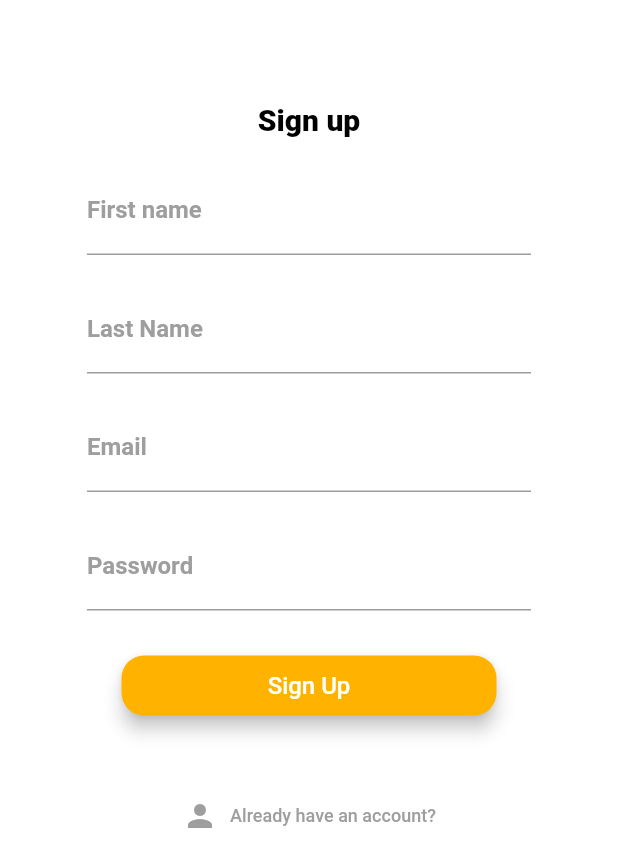
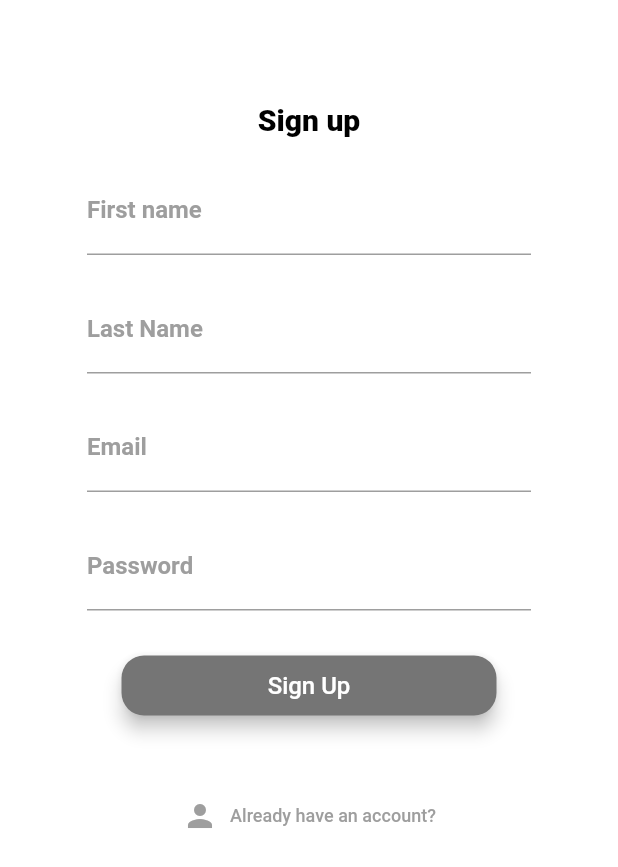
Before and after one commit to ChristineWasike/startuphack, a Flutter app: the screen it shows after launch, after a tap on "Sign In", after a tap on "Create an account", on a phone screen of 412 x 824 dp. Shown: the top 867 px of the screen. Run offline on Flutter 3.47's test engine with Material 2 defaults, Android fonts, the phone set to English and light mode, and no system bars; our stand-ins replace flutter_map, flutter_signin_button, flutter_spinkit, latlong2.

Commit message:
Updated the monochromatic color palette

```diff
--- a/lib/screens/authentication/register.dart
+++ b/lib/screens/authentication/register.dart
@@ -35,8 +35,8 @@ class _RegisterState extends State<Register> {
                 crossAxisAlignment: CrossAxisAlignment.center,
                 children: [
                   Container(
-                    padding:
-                        const EdgeInsets.symmetric(vertical: 20.0, horizontal: 50.0),
+                    padding: const EdgeInsets.symmetric(
+                        vertical: 20.0, horizontal: 50.0),
                     child: Form(
                       key: _formKey,
                       child: Column(
@@ -57,7 +57,7 @@ class _RegisterState extends State<Register> {
                               ),
                               focusedBorder: UnderlineInputBorder(
                                 borderSide:
-                                    BorderSide(color: Colors.amber[700]!),
+                                    BorderSide(color: Colors.grey[700]!),
                               ),
                             ),
                             validator: (val) =>
@@ -76,7 +76,7 @@ class _RegisterState extends State<Register> {
                               ),
                               focusedBorder: UnderlineInputBorder(
                                 borderSide:
-                                    BorderSide(color: Colors.amber[700]!),
+                                    BorderSide(color: Colors.grey[700]!),
                               ),
                             ),
                             validator: (val) =>
@@ -95,7 +95,7 @@ class _RegisterState extends State<Register> {
                               ),
                               focusedBorder: UnderlineInputBorder(
                                 borderSide:
-                                    BorderSide(color: Colors.amber[700]!),
+                                    BorderSide(color: Colors.grey[700]!),
                               ),
                             ),
                             validator: (val) =>
@@ -115,7 +115,7 @@ class _RegisterState extends State<Register> {
                               ),
                               focusedBorder: UnderlineInputBorder(
                                 borderSide:
-                                    BorderSide(color: Colors.amber[700]!),
+                                    BorderSide(color: Colors.grey[700]!),
                               ),
                             ),
                             validator: (val) => val!.length < 6
@@ -131,7 +131,7 @@ class _RegisterState extends State<Register> {
                             height: 40,
                             child: RaisedButton(
                                 textColor: Colors.white,
-                                color: Colors.amber[600],
+                                color: Colors.grey[600],
                                 padding: const EdgeInsets.all(0.0),
                                 elevation: 5.0,
                                 shape: RoundedRectangleBorder(
@@ -153,8 +153,8 @@ class _RegisterState extends State<Register> {
                           ),
                           const SizedBox(height: 12.0),
                           Text(error,
-                              style:
-                                  const TextStyle(color: Colors.red, fontSize: 14.0)),
+                              style: const TextStyle(
+                                  color: Colors.red, fontSize: 14.0)),
                           const SizedBox(height: 15.0),
                           TextButton.icon(
                             icon: const Icon(
--- a/lib/screens/authentication/signin.dart
+++ b/lib/screens/authentication/signin.dart
@@ -2,6 +2,7 @@ import 'package:flutter/material.dart';
 import 'package:startuphack/main.dart';
 // import 'package:save/screens/authenticate/pin/enter_pin.dart';
 // import 'package:save/services/auth.dart';
+import 'package:flutter_signin_button/flutter_signin_button.dart';
 import 'package:startuphack/shared/loading.dart';
 
 class SignIn extends StatefulWidget {
@@ -52,7 +53,7 @@ class _SignInState extends State<SignIn> {
                               color: Colors.grey,
                             ),
                             focusedBorder: UnderlineInputBorder(
-                              borderSide: BorderSide(color: Colors.amber[700]!),
+                              borderSide: BorderSide(color: Colors.grey[700]!),
                             ),
                           ),
                           validator: (val) =>
@@ -71,7 +72,7 @@ class _SignInState extends State<SignIn> {
                               color: Colors.grey,
                             ),
                             focusedBorder: UnderlineInputBorder(
-                              borderSide: BorderSide(color: Colors.amber[700]!),
+                              borderSide: BorderSide(color: Colors.grey[700]!),
                             ),
                           ),
                           validator: (val) => val!.length < 6
@@ -87,7 +88,7 @@ class _SignInState extends State<SignIn> {
                           height: 40,
                           child: RaisedButton(
                               textColor: Colors.white,
-                              color: Colors.amber[600],
+                              color: Colors.grey[600],
                               padding: const EdgeInsets.all(0.0),
                               elevation: 5.0,
                               shape: RoundedRectangleBorder(
@@ -107,13 +108,29 @@ class _SignInState extends State<SignIn> {
                                 Navigator.push(
                                     context,
                                     MaterialPageRoute(
-                                        builder: (context) => const MyHomePage()));
+                                        builder: (context) =>
+                                            const MyHomePage()));
                               }),
                         ),
                         const SizedBox(height: 12.0),
                         Text(error,
                             style: const TextStyle(
                                 color: Colors.red, fontSize: 14.0)),
+                        const SizedBox(height: 10.0),
+                        SignInButton(
+                          Buttons.Google,
+                          onPressed: () {},
+                        ),
+                        const SizedBox(height: 5.0),
+                        SignInButton(
+                          Buttons.Apple,
+                          onPressed: () {},
+                        ),
+                        const SizedBox(height: 5.0),
+                        SignInButton(
+                          Buttons.Facebook,
+                          onPressed: () {},
+                        ),
                         const SizedBox(height: 20.0),
                         TextButton.icon(
                           icon: const Icon(
--- a/lib/shared/loading.dart
+++ b/lib/shared/loading.dart
@@ -5,10 +5,10 @@ class Loading extends StatelessWidget {
   @override
   Widget build(BuildContext context) {
     return Container(
-      color: Colors.amber[400],
+      color: Colors.grey[400],
       child: Center(
         child: SpinKitChasingDots(
-          color: Colors.amber[700],
+          color: Colors.grey[700],
           size: 50.0,
         ),
       ),
--- a/pubspec.yaml
+++ b/pubspec.yaml
@@ -36,6 +36,7 @@ dependencies:
   cupertino_icons: ^1.0.2
   flutter_map: ^0.14.0
   flutter_spinkit: ^5.1.0
+  flutter_signin_button: ^2.0.0
 
 dev_dependencies:
   flutter_test:
```
Also changed, not shown: pubspec.lock.
